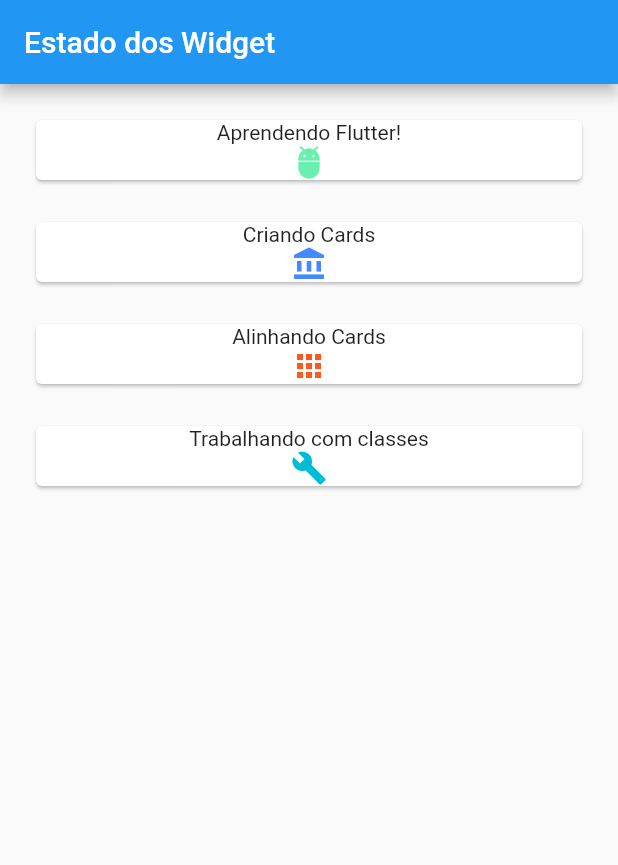
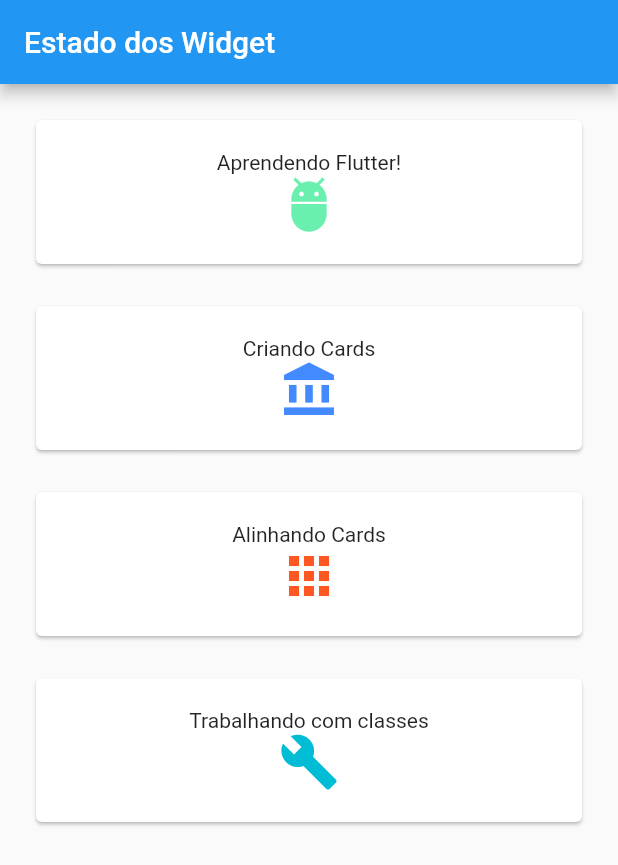
Before and after one commit to RickSantiago/LearnFlutter, a Flutter app: the screen it shows after launch, on a phone screen of 412 x 824 dp. Shown: the top 865 px of the screen. Run offline on Flutter 3.47's test engine with Material 2 defaults, Android fonts, the phone set to English and light mode, and no system bars.

Commit message:
Mudança no tamanho dos card e icones

```diff
--- a/lib/main.dart
+++ b/lib/main.dart
@@ -21,6 +21,7 @@ class MeuPrimeiroStatelessWidget extends StatelessWidget {
               icone: new Icon(
                 Icons.adb,
                 color: Colors.greenAccent,
+                size: 40.0,
               ),
             ),
             new MeuCard(
@@ -28,6 +29,7 @@ class MeuPrimeiroStatelessWidget extends StatelessWidget {
               icone: new Icon(
                 Icons.account_balance,
                 color: Colors.blueAccent,
+                size: 40.0,
               ),
             ),
             new MeuCard(
@@ -35,6 +37,7 @@ class MeuPrimeiroStatelessWidget extends StatelessWidget {
               icone: new Icon(
                 Icons.apps,
                 color: Colors.deepOrange,
+                size: 40.0,
               ),
             ),
             new MeuCard(
@@ -42,6 +45,7 @@ class MeuPrimeiroStatelessWidget extends StatelessWidget {
               icone: new Icon(
                 Icons.build,
                 color: Colors.cyan,
+                size: 40.0,
               ),
             )
           ],
@@ -62,10 +66,12 @@ class MeuCard extends StatelessWidget {
     return new Container(
         padding: new EdgeInsets.only(bottom: 20.0),
         child: new Card(
+          child: new Container(
+            padding: new EdgeInsets.all(20.0),
             child: new Column(
               children: <Widget>[this.titulo, this.icone],
             ),
           ),
-    );
+        ));
   }
 }
```
Lines whose indentation alone changed are shown as unchanged.
